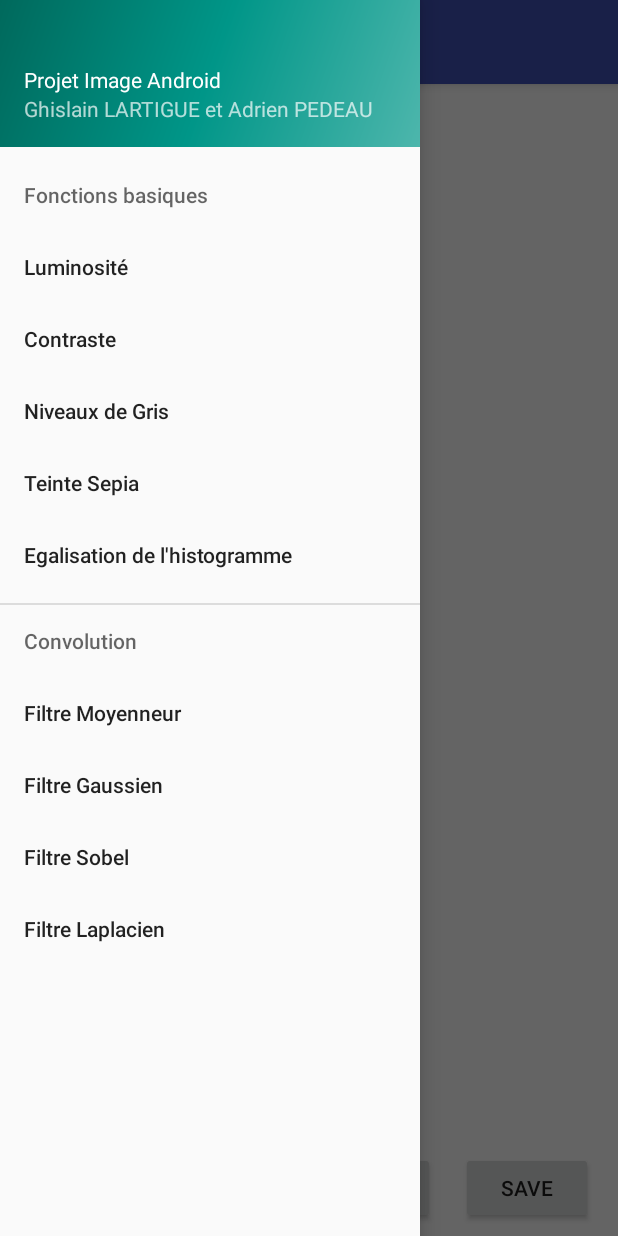
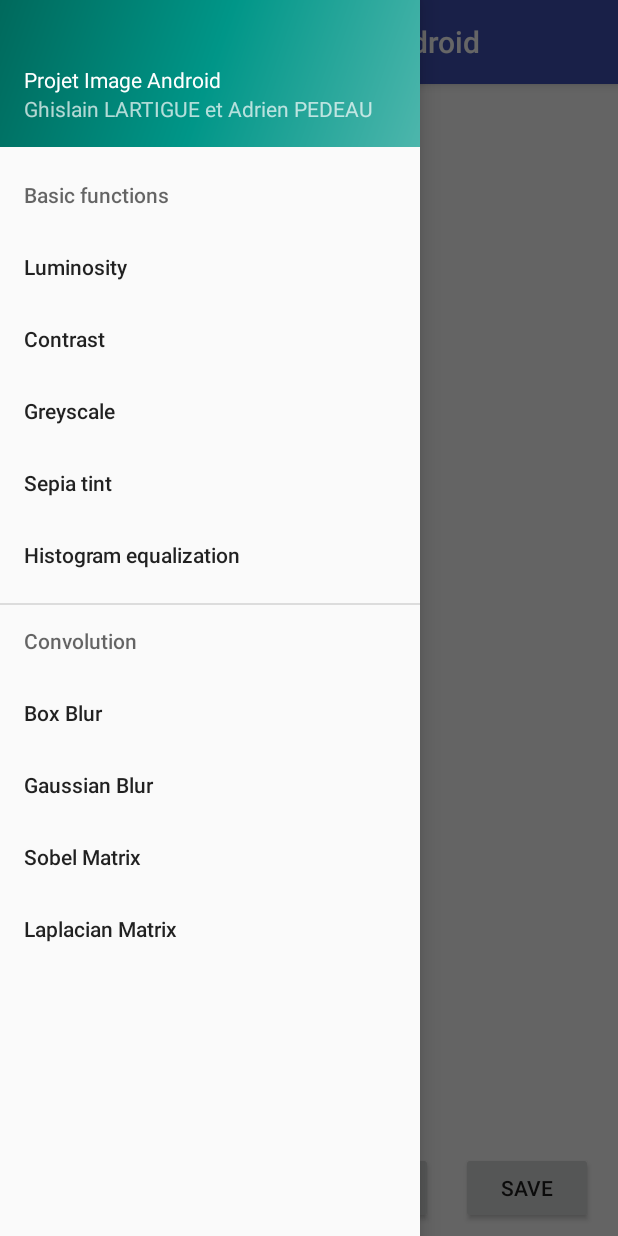
Before and after one commit to LethalJoke/ProjetAndroid, an Android app: the screen it shows after launch (MainActivity), with the side drawer open, on a phone screen of 412 x 824 dp. Run offline under Robolectric (Android 15) with nearby library versions, the phone set to English and light mode, and no system bars.

Commit message:
Traduction FR <-> ENG

```diff
--- a/app/src/main/java/lj/projetandroid/MainActivity.java
+++ b/app/src/main/java/lj/projetandroid/MainActivity.java
@@ -84,6 +84,9 @@ public class MainActivity extends AppCompatActivity
         public void saveImg(View v) {
             //If null, do nothing
             if(originalOne == null)
+                return;
+
+            if(!canWrite)
                 return;
 
             ImageView iv = ((ImageView)findViewById(R.id.imageView2));
--- a/app/src/main/res/layout/content_main.xml
+++ b/app/src/main/res/layout/content_main.xml
@@ -31,7 +31,7 @@
         android:layout_marginStart="8dp"
         android:layout_marginTop="8dp"
         android:onClick="saveImg"
-        android:text="Save"
+        android:text="@string/save"
         app:layout_constraintBottom_toBottomOf="parent"
         app:layout_constraintEnd_toEndOf="parent"
         app:layout_constraintHorizontal_bias="0.971"
@@ -48,7 +48,7 @@
         android:layout_marginStart="8dp"
         android:layout_marginTop="8dp"
         android:onClick="selectPicture"
-        android:text="GALERIE"
+        android:text="@string/galerie"
         app:layout_constraintBottom_toBottomOf="parent"
         app:layout_constraintEnd_toEndOf="parent"
         app:layout_constraintHorizontal_bias="0.028"
@@ -79,7 +79,7 @@
             android:id="@+id/ok_seekbar"
             android:layout_width="wrap_content"
             android:layout_height="wrap_content"
-            android:text="OK"
+            android:text="@string/ok"
             android:onClick="validateSeekbar"/>
 
     </LinearLayout>
@@ -92,7 +92,7 @@
         android:layout_marginEnd="8dp"
         android:layout_marginStart="8dp"
         android:layout_marginTop="8dp"
-        android:text="Réinitialiser"
+        android:text="@string/r_initialiser"
         android:onClick="reinit"
         app:layout_constraintBottom_toBottomOf="parent"
         app:layout_constraintEnd_toStartOf="@+id/saveButton"
--- a/app/src/main/res/menu/activity_main_drawer.xml
+++ b/app/src/main/res/menu/activity_main_drawer.xml
@@ -3,40 +3,40 @@
     xmlns:tools="http://schemas.android.com/tools"
     tools:showIn="navigation_view">
 
-    <item android:title="Fonctions basiques">
+    <item android:title="@string/fonctions_basiques">
         <menu>
             <item
                 android:id="@+id/lumino"
-                android:title="Luminosité"/>
+                android:title="@string/luminosit"/>
             <item
                 android:id="@+id/contra"
-                android:title="Contraste" />
+                android:title="@string/contraste" />
             <item
                 android:id="@+id/gris"
-                android:title="Niveaux de Gris" />
+                android:title="@string/niveaux_de_gris" />
             <item
                 android:id="@+id/sepia"
-                android:title="Teinte Sepia" />
+                android:title="@string/teinte_sepia" />
             <item
                 android:id="@+id/histo"
-                android:title="Egalisation de l'histogramme" />
+                android:title="@string/egalisation_de_l_histogramme" />
         </menu>
     </item>
 
-    <item android:title="Convolution">
+    <item android:title="@string/convolution">
         <menu>
             <item
                 android:id="@+id/moyen"
-                android:title="Filtre Moyenneur" />
+                android:title="@string/filtre_moyenneur" />
             <item
                 android:id="@+id/Gaussien"
-                android:title="Filtre Gaussien" />
+                android:title="@string/filtre_gaussien" />
             <item
                 android:id="@+id/Sobel"
-                android:title="Filtre Sobel" />
+                android:title="@string/filtre_sobel" />
             <item
                 android:id="@+id/Laplacien"
-                android:title="Filtre Laplacien" />
+                android:title="@string/filtre_laplacien" />
         </menu>
     </item>
 
--- a/app/src/main/res/values/strings.xml
+++ b/app/src/main/res/values/strings.xml
@@ -1,9 +1,24 @@
 <resources>
-    <string name="app_name">ProjetAndroid</string>
-    <string name="title_activity_main">MainActivity</string>
+    <string name="title_activity_main">Image Processing - Android</string>
 
     <string name="navigation_drawer_open">Open navigation drawer</string>
     <string name="navigation_drawer_close">Close navigation drawer</string>
 
     <string name="action_settings">Settings</string>
+    <string name="app_name">Image Processing - Android</string>
+    <string name="filtre_moyenneur">Box Blur</string>
+    <string name="filtre_gaussien">Gaussian Blur</string>
+    <string name="contraste">Contrast</string>
+    <string name="luminosit">Luminosity</string>
+    <string name="filtre_sobel">Sobel Matrix</string>
+    <string name="filtre_laplacien">Laplacian Matrix</string>
+    <string name="ok" translatable="false">OK</string>
+    <string name="fonctions_basiques">Basic functions</string>
+    <string name="niveaux_de_gris">Greyscale</string>
+    <string name="teinte_sepia">Sepia tint</string>
+    <string name="egalisation_de_l_histogramme">Histogram equalization</string>
+    <string name="r_initialiser">Reset</string>
+    <string name="galerie">Gallery</string>
+    <string name="save">Save</string>
+    <string name="convolution">Convolution</string>
 </resources>
```
Also changed, not shown: 1 other file.
